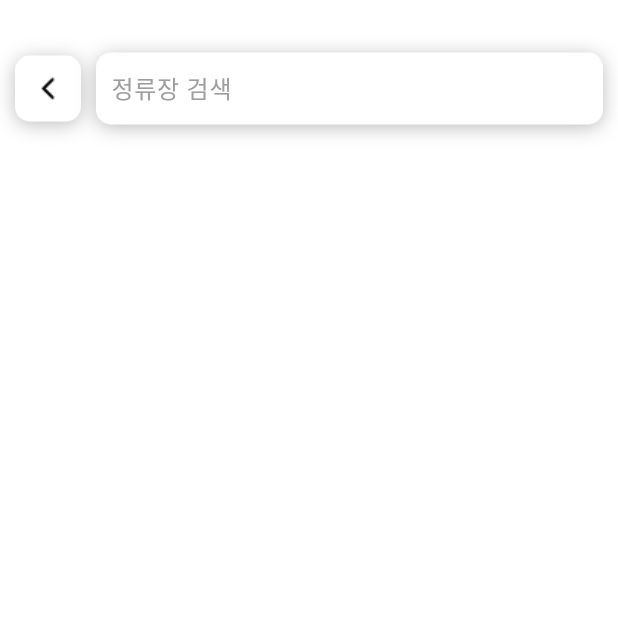
After one commit to IDsebin/Myongjiway_font, a Flutter app: the screen it shows after launch, after a tap on "정류장 검색", on a phone screen of 412 x 824 dp, the top half of it. The commit adds this screen. Run offline on Flutter 3.47's test engine with Material 3 defaults, Android fonts, the phone set to English and light mode, and no system bars; our stand-ins replace flutter_dotenv; missing offline and left inert: flutter_naver_map.

Commit message:
최근 검색어

```diff
--- a/lib/naver_map.dart
+++ b/lib/naver_map.dart
@@ -3,6 +3,7 @@ import 'dart:developer';
 import 'package:flutter/material.dart';
 import 'package:flutter_naver_map/flutter_naver_map.dart';
 import 'package:flutter_dotenv/flutter_dotenv.dart';
+import 'search_screen.dart';  // 새로운 화면을 import
 
 Future<void> main() async {
   WidgetsFlutterBinding.ensureInitialized();
@@ -81,6 +82,13 @@ class NaverMapScreen extends StatelessWidget {
                 ),
                 const SizedBox(width: 10), // 이미지와 텍스트 필드 사이의 간격
                 Expanded(
+                  child: GestureDetector(
+                    onTap: () {
+                      Navigator.push(
+                        context,
+                        MaterialPageRoute(builder: (context) => const SearchScreen()),
+                      );
+                    },
                     child: Container(
                       padding: const EdgeInsets.symmetric(horizontal: 10),
                       decoration: BoxDecoration(
@@ -100,6 +108,8 @@ class NaverMapScreen extends StatelessWidget {
                           border: InputBorder.none,
                           hintStyle: TextStyle(color: Colors.grey),
                         ),
+                        enabled: false, // TextField를 읽기 전용으로 설정
+                      ),
                     ),
                   ),
                 ),
--- /dev/null
+++ b/lib/search_screen.dart
@@ -0,0 +1,122 @@
+import 'package:flutter/material.dart';
+
+class SearchScreen extends StatefulWidget {
+  const SearchScreen({Key? key}) : super(key: key);
+
+  @override
+  _SearchScreenState createState() => _SearchScreenState();
+}
+
+class _SearchScreenState extends State<SearchScreen> {
+  final TextEditingController _searchController = TextEditingController();
+  final List<String> _searchHistory = [];
+
+  void _addSearchTerm(String term) {
+    setState(() {
+      if (_searchHistory.contains(term)) {
+        _searchHistory.remove(term);
+      }
+      _searchHistory.insert(0, term);
+      if (_searchHistory.length > 5) {
+        _searchHistory.removeRange(5, _searchHistory.length);
+      }
+    });
+  }
+
+  void _removeSearchTerm(String term) {
+    setState(() {
+      _searchHistory.remove(term);
+    });
+  }
+
+  @override
+  Widget build(BuildContext context) {
+    return Scaffold(
+      backgroundColor: Colors.white,
+      body: Stack(
+        children: [
+          Positioned(
+            top: 35,
+            left: 10,
+            right: 10,
+            child: Row(
+              children: [
+                Container(
+                  padding: const EdgeInsets.all(10),
+                  decoration: BoxDecoration(
+                    color: Colors.white,
+                    borderRadius: BorderRadius.circular(10),
+                    boxShadow: [
+                      BoxShadow(
+                        color: Colors.black26,
+                        blurRadius: 10,
+                        offset: const Offset(0, 2),
+                      ),
+                    ],
+                  ),
+                  child: GestureDetector(
+                    onTap: () {
+                      Navigator.pop(context);
+                    },
+                    child: Image.asset(
+                      'assets/images/back.png',
+                      width: 24,
+                      height: 24,
+                    ),
+                  ),
+                ),
+                const SizedBox(width: 10), // 이미지와 텍스트 필드 사이의 간격
+                Expanded(
+                  child: Container(
+                    padding: const EdgeInsets.symmetric(horizontal: 10),
+                    decoration: BoxDecoration(
+                      color: Colors.white,
+                      borderRadius: BorderRadius.circular(10),
+                      boxShadow: [
+                        BoxShadow(
+                          color: Colors.black26,
+                          blurRadius: 10,
+                          offset: const Offset(0, 2),
+                        ),
+                      ],
+                    ),
+                    child: TextField(
+                      controller: _searchController,
+                      decoration: const InputDecoration(
+                        hintText: '정류장 검색',
+                        border: InputBorder.none,
+                        hintStyle: TextStyle(color: Colors.grey),
+                      ),
+                      onSubmitted: (term) {
+                        _addSearchTerm(term);
+                        _searchController.clear();
+                      },
+                    ),
+                  ),
+                ),
+              ],
+            ),
+          ),
+          Positioned(
+            top: 100,
+            left: 10,
+            right: 10,
+            child: Column(
+              children: _searchHistory.map((term) {
+                return ListTile(
+                  title: Text(term),
+                  trailing: IconButton(
+                    icon: Icon(Icons.close),
+                    onPressed: () {
+                      _removeSearchTerm(term);
+                    },
+                  ),
+                );
+              }).toList(),
+            ),
+          ),
+        ],
+      ),
+    );
+  }
+}
```
Also changed, not shown: assets/images/back.png (added). Lines whose indentation alone changed are shown as unchanged.
